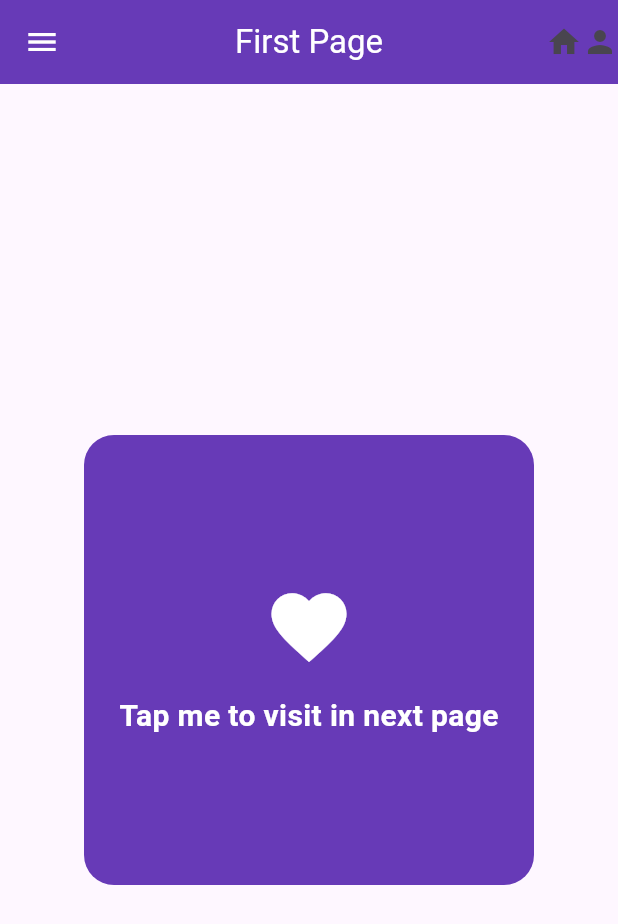
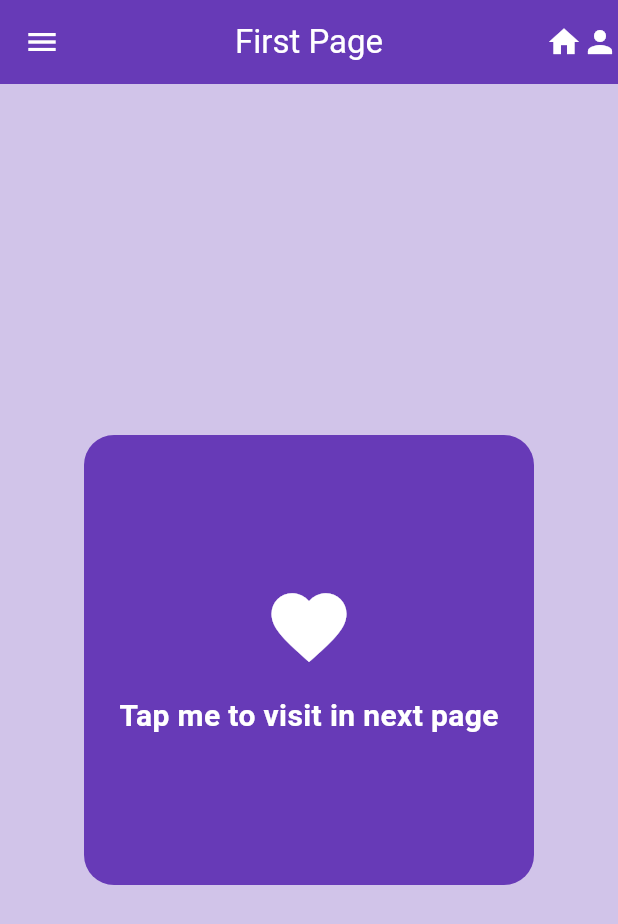
Before and after one commit to itsmeankeet/Learn-Flutter, a Flutter app: the screen it shows after launch, on a phone screen of 412 x 824 dp. Shown: the top 924 px of the screen. Run offline on Flutter 3.47's test engine with Material 3 defaults, Android fonts, the phone set to English and light mode, and no system bars; our stand-ins replace firebase_core; accounts and stored records are empty.

Commit message:
Page Navigator Completed

```diff
--- a/page_navigator/lib/pages/first_page.dart
+++ b/page_navigator/lib/pages/first_page.dart
@@ -1,7 +1,11 @@
 // ignore_for_file: prefer_const_constructors, prefer_const_literals_to_create_immutables, duplicate_ignore
 
 import 'package:flutter/material.dart';
+import 'package:page_navigator/pages/aboutus_page.dart';
+import 'package:page_navigator/pages/contact_page.dart';
+import 'package:page_navigator/pages/home_page.dart';
 import 'package:page_navigator/pages/second_page.dart';
+import 'package:page_navigator/pages/settings_page.dart';
 
 class HomePage extends StatelessWidget {
   const HomePage({super.key});
@@ -9,18 +13,113 @@ class HomePage extends StatelessWidget {
   @override
   Widget build(BuildContext context) {
     return Scaffold(
+      backgroundColor: Colors.deepPurple[100],
       appBar: AppBar(
+        iconTheme: IconThemeData(color: Colors.white),
         backgroundColor: Colors.deepPurple,
         title: const Text(
           "First Page",
           style: TextStyle(color: Colors.white),
         ),
         centerTitle: true,
-        leading: Icon(
-          Icons.menu,
-          color: Colors.white,
+        actions: [Icon(Icons.home), Icon(Icons.person)],
+      ),
+      drawer: Drawer(
+        shadowColor: Colors.deepPurple,
+        backgroundColor: Colors.deepPurple,
+        child: Column(
+          children: [
+            DrawerHeader(
+                child: Column(
+              children: [
+                //logo
+                Icon(
+                  Icons.favorite,
+                  color: Colors.white,
+                  size: 65,
+                ),
+
+                //company name
+                Text(
+                  "A N K E E T",
+                  style: TextStyle(
+                      color: Colors.white,
+                      fontSize: 30,
+                      fontWeight: FontWeight.bold),
+                ),
+              ],
+            )),
+            //home
+            ListTile(
+              leading: Icon(
+                Icons.home,
+                color: Colors.white,
+              ),
+              title: Text(
+                "H O M E",
+                style: TextStyle(color: Colors.white),
+              ),
+              onTap: () {
+                //when we come back from home bage or other page the drawer will be close
+                Navigator.pop(context);
+                Navigator.push(context,
+                    MaterialPageRoute(builder: (context) => homePage()));
+              },
+              // subtitle: Text("Go to home page"),
+            ),
+            //about us
+            ListTile(
+              leading: Icon(
+                Icons.person,
+                color: Colors.white,
+              ),
+              title: Text(
+                "A B O U T   U S",
+                style: TextStyle(color: Colors.white),
+              ),
+              onTap: () {
+                Navigator.pop(context);
+                Navigator.push(context,
+                    MaterialPageRoute(builder: (context) => AboutusPage()));
+              },
+              // subtitle: Text("Go to home page"),
+            ),
+            //contact us
+            ListTile(
+              leading: Icon(
+                Icons.phone,
+                color: Colors.white,
+              ),
+              title: Text(
+                "C O N T A C T    U S",
+                style: TextStyle(color: Colors.white),
+              ),
+              onTap: () {
+                Navigator.pop(context);
+                Navigator.push(context,
+                    MaterialPageRoute(builder: (context) => ContactPage()));
+              },
+              // subtitle: Text("Go to home page"),
+            ),
+            //settings
+            ListTile(
+              leading: Icon(
+                Icons.settings,
+                color: Colors.white,
+              ),
+              title: Text(
+                "S E T T I N G S",
+                style: TextStyle(color: Colors.white),
+              ),
+              onTap: () {
+                Navigator.pop(context);
+                Navigator.push(context,
+                    MaterialPageRoute(builder: (context) => SettingsPage()));
+              },
+              // subtitle: Text("Go to home page"),
+            ),
+          ],
         ),
-        actions: [Icon(Icons.home), Icon(Icons.person)],
       ),
       body: Center(
         child: GestureDetector(
```
Also changed, not shown: page_navigator/lib/pages/aboutus_page.dart (added, +18 -0 lines), page_navigator/lib/pages/contact_page.dart (added, +18 -0 lines), page_navigator/lib/pages/home_page.dart (added, +23 -0 lines), page_navigator/lib/pages/settings_page.dart (added, +18 -0 lines).
